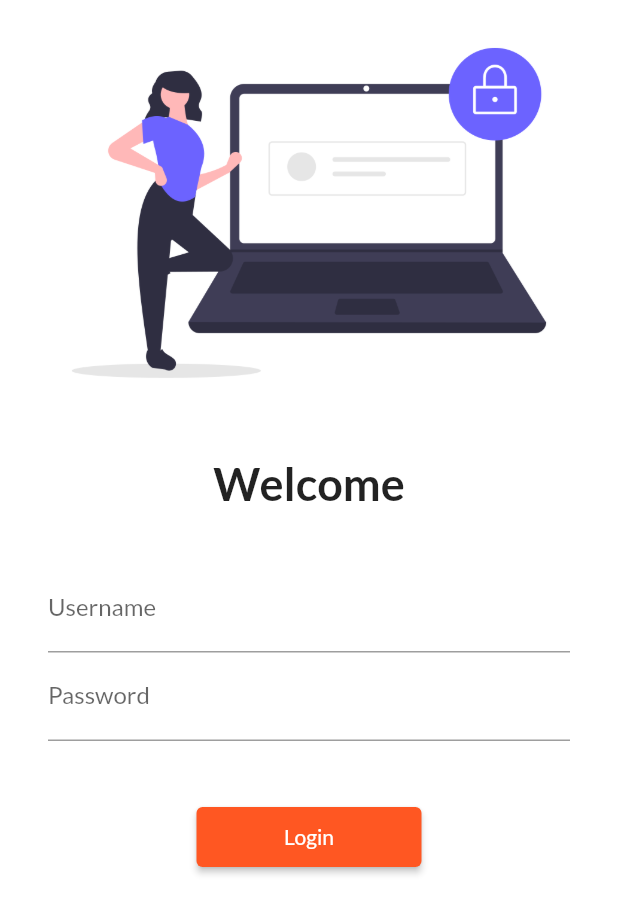
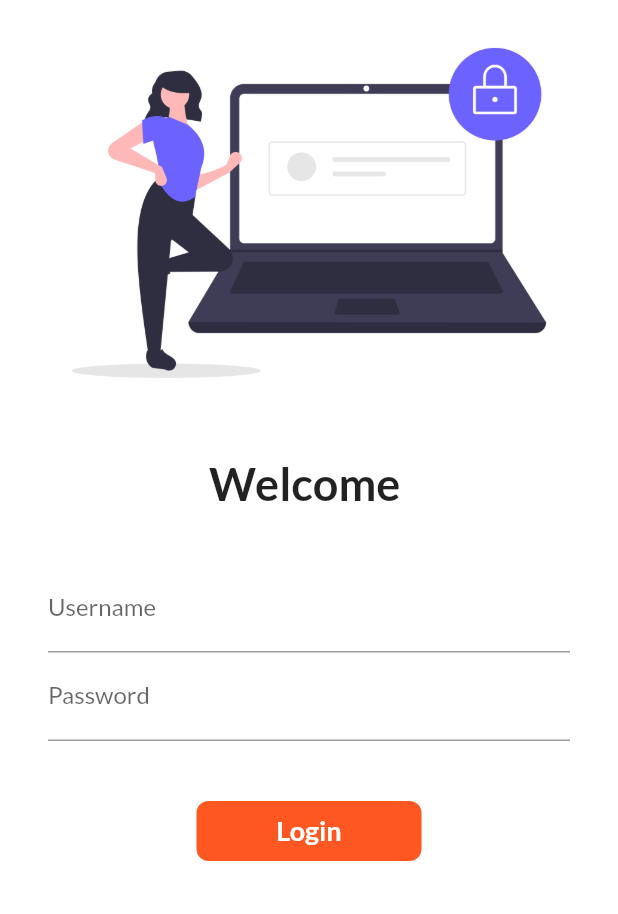
Before and after one commit to akshaypadhiyar/flutter_akshay, a Flutter app: the screen it shows after launch, on a phone screen of 412 x 824 dp. Shown: the top 914 px of the screen. Run offline on Flutter 3.47's test engine with Material 2 defaults, Android fonts, the phone set to English and light mode, and no system bars; our stand-ins replace google_fonts.

Commit message:
Day 6 completed

```diff
--- a/lib/pages/login_page.dart
+++ b/lib/pages/login_page.dart
@@ -1,7 +1,15 @@
 import 'package:flutter/material.dart';
 import 'package:my_flutter_app/utils/routes.dart';
 
-class LoginPage extends StatelessWidget {
+class LoginPage extends StatefulWidget {
+  @override
+  State<LoginPage> createState() => _LoginPageState();
+}
+
+class _LoginPageState extends State<LoginPage> {
+  String name = "";
+  bool changeButton = false;
+
   @override
   Widget build(BuildContext context) {
     return Material(
@@ -17,7 +25,7 @@ class LoginPage extends StatelessWidget {
                 height: 20.0,
               ),
               Text(
-                "Welcome",
+                "Welcome $name",
                 style: TextStyle(
                   fontSize: 30,
                   fontWeight: FontWeight.bold,
@@ -36,6 +44,10 @@ class LoginPage extends StatelessWidget {
                         hintText: "Enter username",
                         labelText: "Username",
                       ),
+                      onChanged: (value) {
+                        name = value;
+                        setState(() {});
+                      },
                     ),
                     TextFormField(
                       obscureText: true,
@@ -47,13 +59,44 @@ class LoginPage extends StatelessWidget {
                     SizedBox(
                       height: 40.0,
                     ),
-                    ElevatedButton(
-                      child: Text("Login"),
-                      style: TextButton.styleFrom(minimumSize: Size(150, 40)),
-                      onPressed: () {
+                    InkWell(
+                      onTap: () async {
+                        setState(() {
+                          changeButton = true;
+                        });
+                        await Future.delayed(Duration(seconds: 1));
                         Navigator.pushNamed(context, MyRoute.homeRoute);
                       },
-                    ),
+                      child: AnimatedContainer(
+                        duration: Duration(seconds: 1),
+                        width: changeButton ? 50 : 150,
+                        height: 40,
+                        alignment: Alignment.center,
+                        child: changeButton
+                            ? Icon(
+                                Icons.done,
+                                color: Colors.white,
+                              )
+                            : Text(
+                                "Login",
+                                style: TextStyle(
+                                    color: Colors.white,
+                                    fontWeight: FontWeight.bold,
+                                    fontSize: 18),
+                              ),
+                        decoration: BoxDecoration(
+                            color: Colors.deepOrange,
+                            borderRadius:
+                                BorderRadius.circular(changeButton ? 20 : 8)),
+                      ),
+                    )
+                    // ElevatedButton(
+                    //   child: Text("Login"),
+                    //   style: TextButton.styleFrom(minimumSize: Size(150, 40)),
+                    //   onPressed: () {
+                    //     Navigator.pushNamed(context, MyRoute.homeRoute);
+                    //   },
+                    // ),
                   ],
                 ),
               )
```
